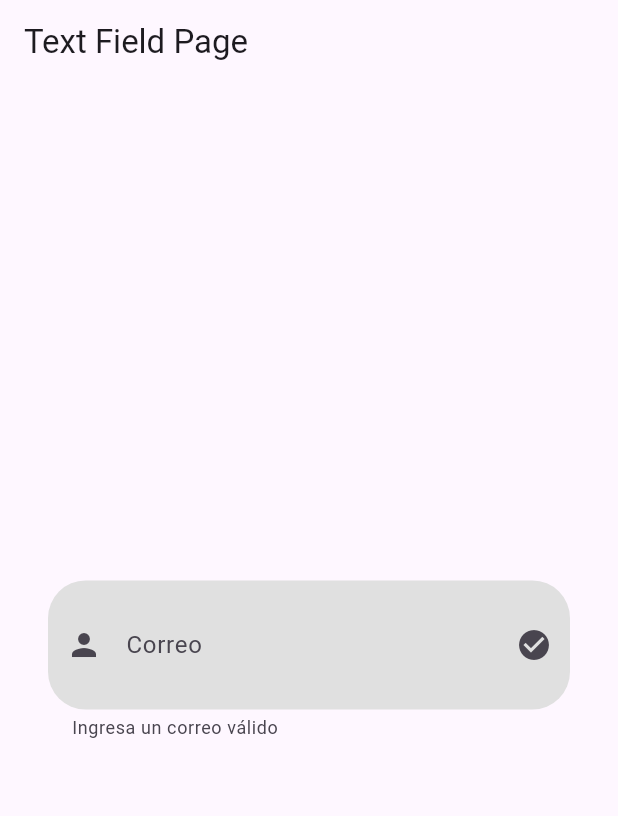
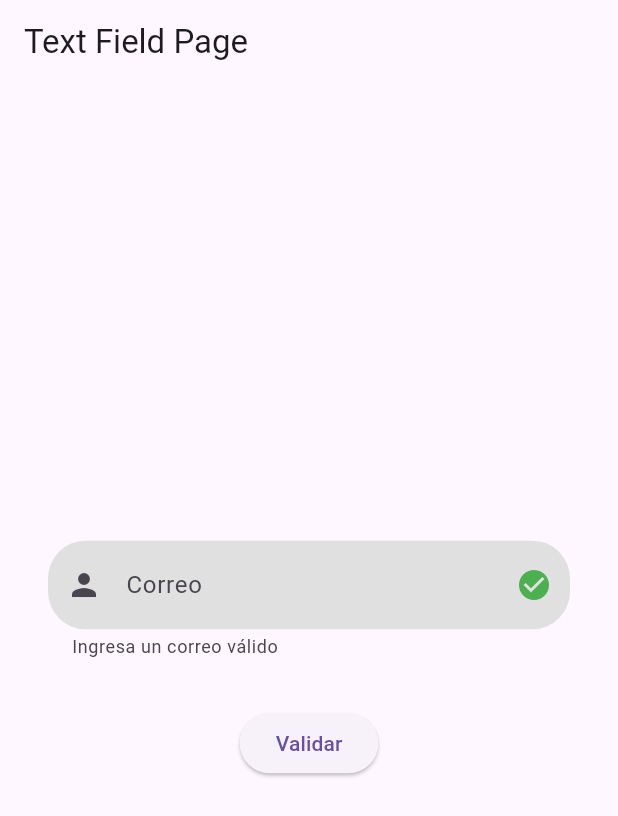
Before and after one commit to fr4nsgallegos/recetasappg14, a Flutter app: the screen it shows after launch, on a phone screen of 412 x 824 dp. Shown: the top 816 px of the screen. Run offline on Flutter 3.47's test engine with Material 3 defaults, Android fonts, the phone set to English and light mode, and no system bars.

```diff
--- a/lib/examples/textfield_page.dart
+++ b/lib/examples/textfield_page.dart
@@ -1,8 +1,22 @@
 import 'package:flutter/material.dart';
 
-class TextfieldPage extends StatelessWidget {
+class TextfieldPage extends StatefulWidget {
   TextfieldPage({super.key});
+
+  @override
+  State<TextfieldPage> createState() => _TextfieldPageState();
+}
+
+class _TextfieldPageState extends State<TextfieldPage> {
   TextEditingController _emailController = TextEditingController();
+
+  bool _hasError = false;
+
+  void _validarCorreo() {
+    String correo = _emailController.text;
+    _hasError = !correo.contains("@");
+    setState(() {});
+  }
 
   @override
   Widget build(BuildContext context) {
@@ -24,24 +38,29 @@ class TextfieldPage extends StatelessWidget {
                   fontWeight: FontWeight.bold,
                 ),
                 cursorColor: Colors.red, //Color de cursos
-                cursorWidth: 20, //ancho del cursor
-                cursorHeight: 40, //alto del cursor
+                cursorWidth: 10, //ancho del cursor
+                cursorHeight: 20, //alto del cursor
                 cursorRadius: Radius.circular(
                   2,
                 ), //border redondeados en el cursos
-                maxLines: 2, //máximo de lineas en el textfield
+                maxLines: 1, //máximo de lineas en el textfield
+                onChanged: (value) => _validarCorreo(),
                 textCapitalization: TextCapitalization.words,
                 decoration: InputDecoration(
+                  errorText: _hasError ? "Formato inválido" : null,
                   filled: true,
                   fillColor: Colors.grey.shade300,
                   labelText: "Correo",
                   hintText: "Ejemplo@gmail.com",
                   helperText: "Ingresa un correo válido",
                   prefixIcon: Icon(Icons.person),
-                  suffixIcon: Icon(Icons.check_circle),
+                  suffixIcon: _hasError
+                      ? Icon(Icons.cancel)
+                      : Icon(Icons.check_circle),
+                  suffixIconColor: _hasError ? Colors.red : Colors.green,
                   // border: UnderlineInputBorder(), //linea inferior
                   border: OutlineInputBorder(
-                    borderSide: BorderSide(color: Colors.red, width: 16),
+                    borderSide: BorderSide(color: Colors.green, width: 4),
                     // borderSide: BorderSide.none,
                   ),
                   enabledBorder: OutlineInputBorder(
@@ -50,10 +69,21 @@ class TextfieldPage extends StatelessWidget {
                     borderRadius: BorderRadius.circular(25),
                   ),
                   focusedBorder: OutlineInputBorder(
+                    borderSide: BorderSide(color: Colors.green, width: 4),
+                    borderRadius: BorderRadius.circular(25),
+                  ),
+                  focusedErrorBorder: OutlineInputBorder(
                     borderSide: BorderSide(color: Colors.red, width: 4),
                     borderRadius: BorderRadius.circular(25),
                   ),
                 ),
+              ),
+              SizedBox(height: 32),
+              ElevatedButton(
+                onPressed: () {
+                  _validarCorreo();
+                },
+                child: Text("Validar"),
               ),
             ],
           ),
```
